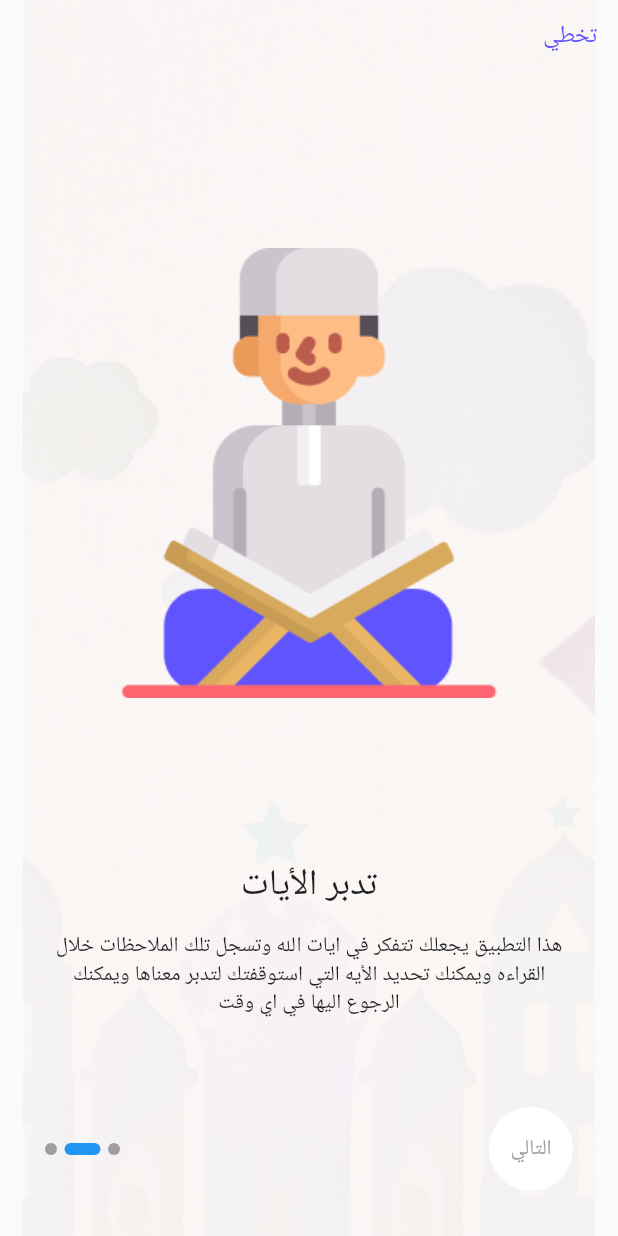
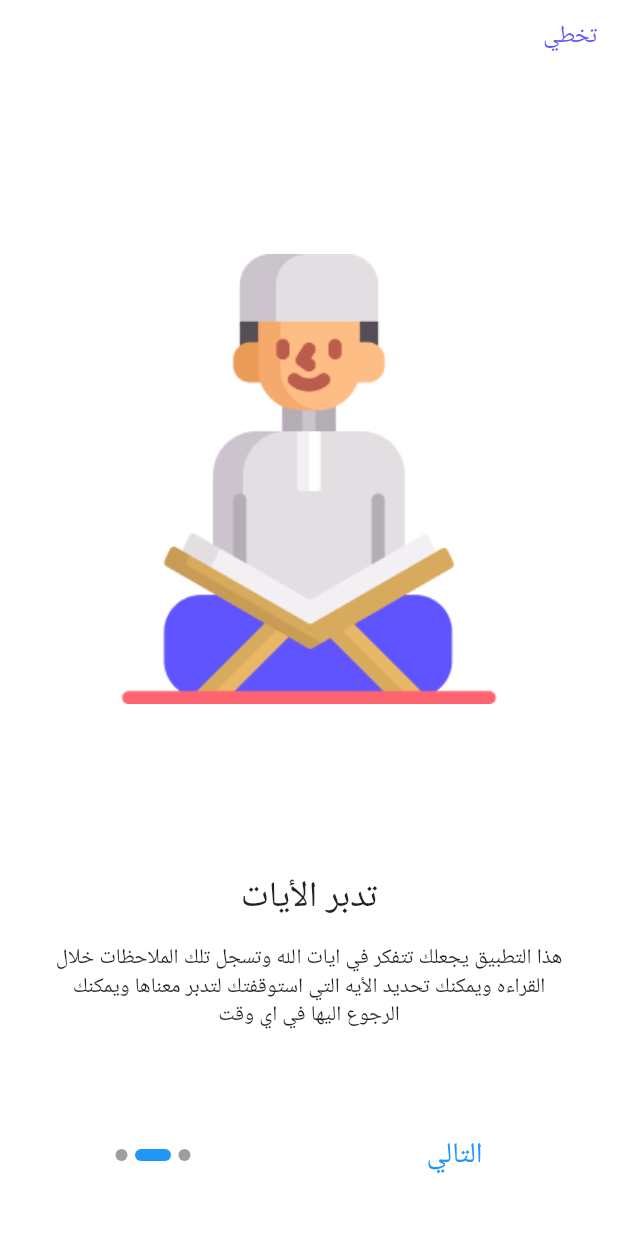
Before and after one commit to HebaAtefM/dar_elarkam, a Flutter app: the screen it shows after launch, after a tap on "التالي", on a phone screen of 412 x 824 dp. Run offline on Flutter 3.47's test engine with Material 2 defaults, Android fonts, the phone set to English and light mode, and no system bars; drawn by our look-alikes of smooth_page_indicator; our stand-ins replace go_router.

Commit message:
first commit

```diff
--- a/lib/features/splash_view/presentation/widgets/onboard_body.dart
+++ b/lib/features/splash_view/presentation/widgets/onboard_body.dart
@@ -3,6 +3,7 @@
 
 import 'package:flutter/material.dart';
 import 'package:go_router/go_router.dart';
+import 'package:myapp/features/splash_view/presentation/pages/homeview.dart';
 import 'package:myapp/features/splash_view/presentation/widgets/custom_app_bar.dart';
 import 'package:smooth_page_indicator/smooth_page_indicator.dart';
 class BoardModel
@@ -50,6 +51,7 @@ class _OnBoardBodyState extends State<OnBoardBody> {
   }
 
   var isLast = false;
+  var isfirst=true;
   final controller = PageController();
 
   void submit()
@@ -68,8 +70,8 @@ class _OnBoardBodyState extends State<OnBoardBody> {
           body: Stack(
             children: [
               Container(
-width: double.infinity,
-          height: double.infinity,
+width: MediaQuery.of(context).size.width,
+          height: MediaQuery.of(context).size.height,
           decoration: BoxDecoration(
             //color: Colors.grey,
                 image: DecorationImage(image: AssetImage("assets/images/bg.png",),
@@ -78,7 +80,9 @@ width: double.infinity,
                 )
               ),),
 
-              Column(
+              Container(
+                color: Color(0xffFFFFFF),
+                child: Column(
                   mainAxisAlignment: MainAxisAlignment.center,
                   crossAxisAlignment: CrossAxisAlignment.center,
                   children: [
@@ -93,11 +97,29 @@ width: double.infinity,
                         padding: const EdgeInsets.all(30.0),
                         child: PageView.builder(
                           physics: BouncingScrollPhysics(),
+
                           onPageChanged: (i)
                           {
-                          if (i == (list.length - 1) && !isLast)
-                            setState(() => isLast = true);
-                          else if (isLast) setState(() => isLast = false);
+                            if (
+                            i == list.length - 1&&!isLast &&isfirst
+
+                               )
+
+                              setState(() {
+                                isLast = true;
+                                isfirst=false;
+
+                              });
+                            else if (isLast &&!isfirst ) {
+                              setState(() {
+                                isLast = false;
+                                isfirst=false;
+
+                              });
+
+                           }
+
+
                           },
                           controller: controller,
                           itemCount: list.length,
@@ -132,11 +154,26 @@ width: double.infinity,
                         ),
                       ),
                     ),
+                    if(!isLast&&isfirst)
                       Padding(
                         padding: const EdgeInsets.all(30.0),
                         child: Row(
-                     // mainAxisAlignment: MainAxisAlignment.spaceAround,
+                         mainAxisAlignment: MainAxisAlignment.spaceEvenly,
                           children: <Widget>[
+
+
+    // TextButton(
+    // onPressed: () {
+    // controller.page==0?(){
+    // controller.previousPage( duration: Duration(milliseconds: 30), curve:Curves.bounceIn);}
+    // :null;
+    //  } ,
+    // child: Text(
+    // "السابق", style: TextStyle(color: Colors.grey,fontSize: 19),)
+    // ),
+
+
+
 
                               Center(
                                 child: SmoothPageIndicator(
@@ -152,29 +189,148 @@ width: double.infinity,
                                   count: list.length,
                                 ),
                               ),
-                        Spacer(),
-                        FloatingActionButton(
-                          backgroundColor: Colors.white,
-                          elevation: 0,
-                          onPressed: ()
-                          {
-                            if (isLast)
-                            {
-                              submit();
-                            } else
-                              controller.nextPage(
-                                duration: Duration(milliseconds: 750),
-                                curve: Curves.fastLinearToSlowEaseIn,
-                              );
+
+                            SizedBox(width: 50,),
+                            TextButton(
+                                onPressed: () {
+                                  controller.page==2?
+                                      (){
+GoRouter.of(context).push('/home');
+
+
+// controller.animateToPage(list.length+1,
+                                    //     duration: Duration(milliseconds: 30), curve:Curves.bounceIn);
+                                    // setState(() {
+                                    //
+                                    // });
+                                  }
+                                  :
+                                   controller.nextPage( duration: Duration(milliseconds: 30), curve:Curves.bounceIn);
+
+                                  // if (isLast) {
+                                  //   submit();
+                                  // } else {
+                                  //   controller.nextPage(duration: Duration(milliseconds: 30), curve:Curves.bounceIn);
+                                  // }
                                 },
-                          child: Text("التالي",style: TextStyle(color: Colors.grey),)
+                                child: Text(
+                                  "التالي", style: TextStyle(color:  Colors.blue,fontSize: 19),)
+                            ),
+                          ],
+                        ),
+                      )
+    else if( !isLast &&!isfirst)
+    Padding(
+    padding: const EdgeInsets.all(30.0),
+    child: Row(
+    mainAxisAlignment: MainAxisAlignment.spaceBetween,
+    children: <Widget>[
+
+
+    TextButton(
+    onPressed: () {
+    controller.page==0?(){
+    controller.previousPage( duration: Duration(milliseconds: 30), curve:Curves.bounceIn);}
+        :null;
+    } ,
+    child: Text(
+    "السابق", style: TextStyle(color: Colors.grey,fontSize: 19),)
+    ),
+
+
+    Center(
+    child: SmoothPageIndicator(
+    controller: controller,
+    effect: ExpandingDotsEffect(
+    dotColor: Colors.grey,
+    activeDotColor: Colors.blue,
+    dotHeight: 8,
+    expansionFactor: 3,
+    dotWidth: 8,
+    spacing: 5.0,
+    ),
+    count: list.length,
+    ),
+    ),
+    TextButton(
+    onPressed: () {
+    controller.page==2?
+    (){
+    GoRouter.of(context).push('/home');
+
+
+// controller.animateToPage(list.length+1,
+    //     duration: Duration(milliseconds: 30), curve:Curves.bounceIn);
+    // setState(() {
+    //
+    // });
+    }
+        :
+    controller.nextPage( duration: Duration(milliseconds: 30), curve:Curves.bounceIn);
+
+    // if (isLast) {
+    //   submit();
+    // } else {
+    //   controller.nextPage(duration: Duration(milliseconds: 30), curve:Curves.bounceIn);
+    // }
+    },
+    child: Text(
+    "التالي", style: TextStyle(color: Colors.blue,fontSize: 19),)
     ),
     ],
     ),
     )
 
+
+                     else
+                      Padding(
+                        padding: const EdgeInsets.all(30.0),
+                        child: Column(
+                         // mainAxisAlignment: MainAxisAlignment.spaceAround,
+                          children: <Widget>[
+
+
+                            Center(
+                              child: SmoothPageIndicator(
+                                controller: controller,
+                                effect: ExpandingDotsEffect(
+                                  dotColor: Colors.grey,
+                                  activeDotColor: Colors.blue,
+                                  dotHeight: 8,
+                                  expansionFactor: 3,
+                                  dotWidth: 8,
+                                  spacing: 5.0,
+                                ),
+                                count: list.length,
+                              ),
+                            ),
+                            SizedBox(
+                              height: 20,
+                            ),
+                            GestureDetector(
+    onTap: (){
+    GoRouter.of(context).push('/home');
+    },
+                              child: Container(
+    width: 180,
+height: 55,
+decoration:   BoxDecoration(
+  borderRadius: BorderRadius.circular(12),
+  color: Colors.blue
+
+),
+
+                                  child: Center(child: Text("البدأ الان",style: TextStyle(fontSize: 16,color: Colors.white),))),
+                            )
+                          ],
+                        ),
+                      ),
+
+
+
                   ],
 
+                ),
               ),
 
             ],
```
Also changed, not shown: 2 other files. Lines whose indentation alone changed are shown as unchanged.
